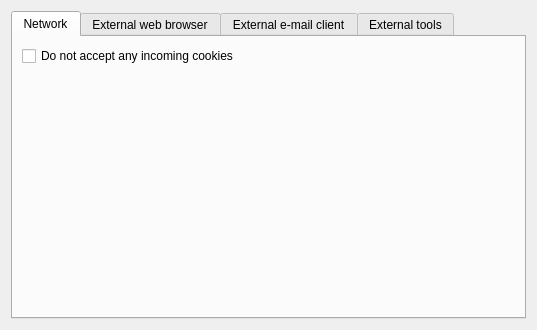
Before: the Qt Designer form src/librssguard/gui/settings/settingsbrowsermail.ui in martinrotter/rssguard, drawn with Qt 5.
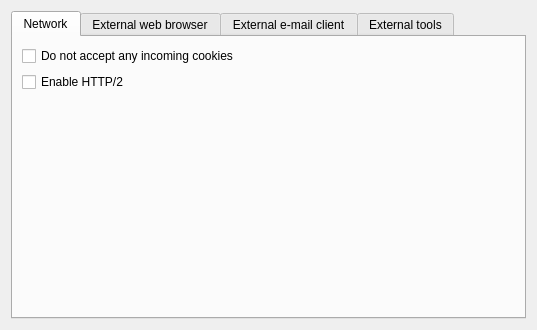
After: the same form once the commit is applied. Custom widgets are drawn as their Qt base class.

Commit message: add http/2 switch

```diff
--- a/src/librssguard/gui/settings/settingsbrowsermail.ui
+++ b/src/librssguard/gui/settings/settingsbrowsermail.ui
@@ -28,6 +28,13 @@
          </property>
         </widget>
        </item>
+       <item row="1" column="0" colspan="2">
+        <widget class="QCheckBox" name="m_cbEnableHttp2">
+         <property name="text">
+          <string>Enable HTTP/2</string>
+         </property>
+        </widget>
+       </item>
       </layout>
      </widget>
      <widget class="QWidget" name="m_tabExternalBrowser">
```
Left out of the diff: 3 changed lines with no effect on the pictures. The commit also changes 5 other files.
